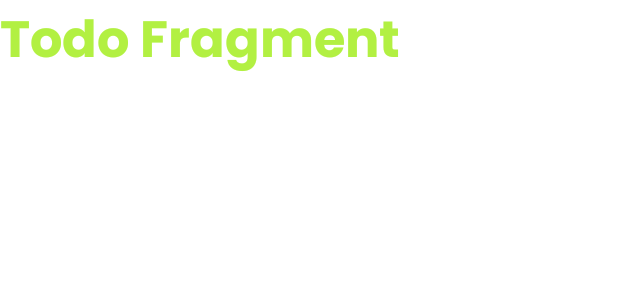
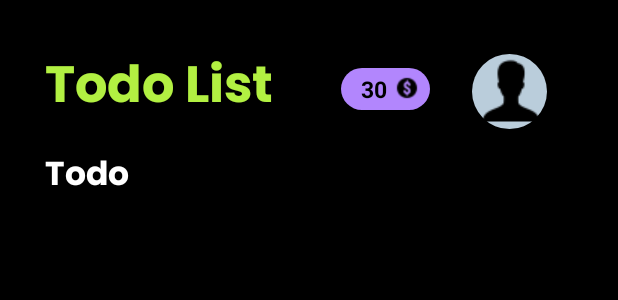
Before and after one commit to tungnk123/penguin-project, an Android app: the layout fragment_todo.xml on its own in the app's theme, with its tools: preview values and no code run, on a phone screen of 412 x 824 dp. Shown: the top 300 px of the screen. Run offline under Robolectric (Android 15) with nearby library versions, the phone set to English and light mode, and no system bars.

Commit message:
Add some title, icon wrapper and user logo to fragmentTodo

```diff
--- a/app/src/main/res/layout/fragment_todo.xml
+++ b/app/src/main/res/layout/fragment_todo.xml
@@ -1,15 +1,81 @@
 <?xml version="1.0" encoding="utf-8"?>
 <FrameLayout xmlns:android="http://schemas.android.com/apk/res/android"
+    xmlns:app="http://schemas.android.com/apk/res-auto"
     xmlns:tools="http://schemas.android.com/tools"
     android:layout_width="match_parent"
     android:layout_height="match_parent"
+    android:background="@color/black"
     tools:context=".view.fragment.TodoFragment">
 
     <!-- TODO: Update blank fragment layout -->
-    <TextView
-        style="@style/LargeTitle"
+    <androidx.constraintlayout.widget.ConstraintLayout
         android:layout_width="match_parent"
-        android:layout_height="match_parent"
-        android:text="Todo Fragment" />
+        android:layout_height="match_parent">
+
+        <TextView
+            android:id="@+id/tv_todoFragment_largeTitle"
+            style="@style/LargeTitle"
+            android:layout_width="wrap_content"
+            android:layout_height="wrap_content"
+            android:layout_marginStart="30dp"
+            android:layout_marginTop="30dp"
+            android:text="@string/tv_fragmentTodo_TodoList"
+            app:layout_constraintStart_toStartOf="parent"
+            app:layout_constraintTop_toTopOf="parent" />
+
+        <LinearLayout
+            android:id="@+id/layout_iconWrapper"
+            android:layout_width="wrap_content"
+            android:layout_height="wrap_content"
+            android:layout_marginStart="45dp"
+            android:layout_marginTop="45dp"
+            android:background="@drawable/item_coin_shape"
+            app:layout_constraintStart_toEndOf="@+id/tv_todoFragment_largeTitle"
+            app:layout_constraintTop_toTopOf="parent">
+
+            <TextView
+                android:id="@+id/txt_ActionBar_coin"
+                android:layout_width="wrap_content"
+                android:layout_height="wrap_content"
+                android:layout_marginStart="10dp"
+                android:padding="3dp"
+                android:text="30"
+                android:textColor="@color/black"
+                android:textSize="15sp"
+                android:textStyle="bold" />
+
+            <ImageView
+                android:layout_width="20dp"
+                android:layout_height="20dp"
+                android:layout_marginTop="3dp"
+                android:layout_marginEnd="5dp"
+                android:src="@drawable/icon_coin" />
+        </LinearLayout>
+
+        <ImageView
+            android:layout_width="wrap_content"
+            android:layout_height="wrap_content"
+            android:layout_marginStart="10dp"
+            android:layout_marginTop="36dp"
+            android:layout_marginEnd="30dp"
+            android:background="@drawable/item_circle_shape"
+            android:maxWidth="50dp"
+            android:maxHeight="50dp"
+            android:src="@drawable/icon_user"
+            app:layout_constraintEnd_toEndOf="parent"
+            app:layout_constraintStart_toEndOf="@+id/layout_iconWrapper"
+            app:layout_constraintTop_toTopOf="parent" />
+
+        <TextView
+            android:id="@+id/tv_todoFragment_title1"
+            style="@style/Title1"
+            android:layout_width="wrap_content"
+            android:layout_height="wrap_content"
+            android:layout_marginStart="30dp"
+            android:layout_marginTop="10dp"
+            android:text="Todo"
+            app:layout_constraintStart_toStartOf="parent"
+            app:layout_constraintTop_toBottomOf="@+id/tv_todoFragment_largeTitle" />
+    </androidx.constraintlayout.widget.ConstraintLayout>
 
 </FrameLayout>
--- a/app/src/main/res/values/strings.xml
+++ b/app/src/main/res/values/strings.xml
@@ -2,4 +2,5 @@
     <string name="app_name">penguin-project</string>
     <!-- TODO: Remove or change this placeholder text -->
     <string name="hello_blank_fragment">Hello blank fragment</string>
+    <string name="tv_fragmentTodo_TodoList">Todo List</string>
 </resources>
```
